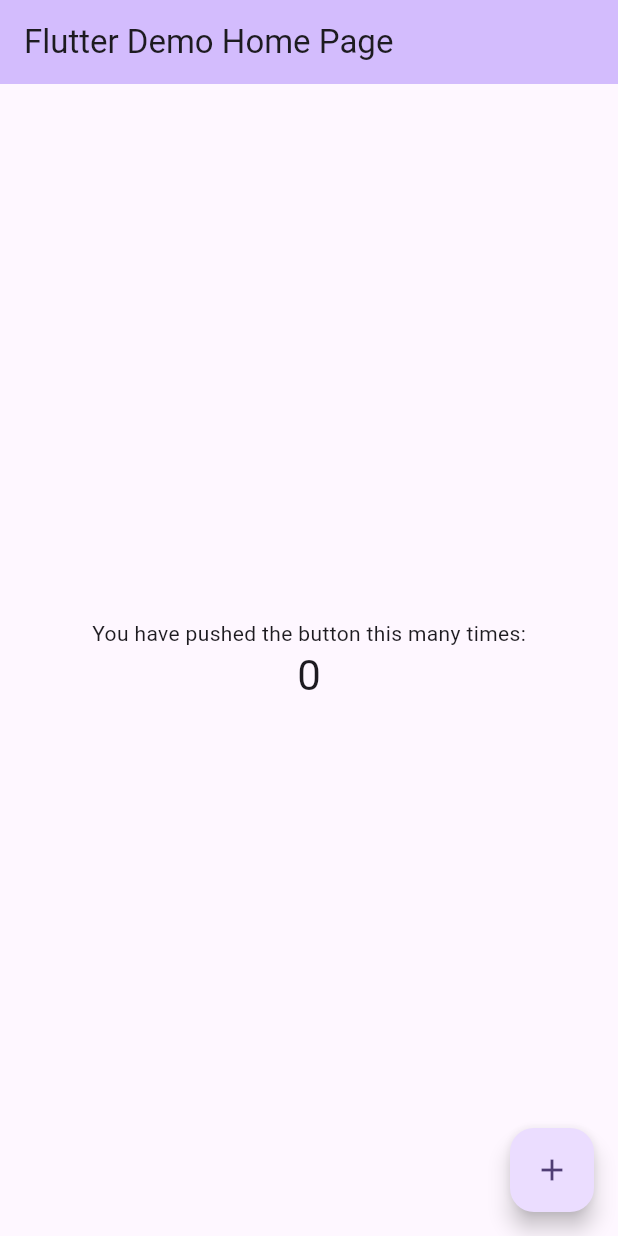
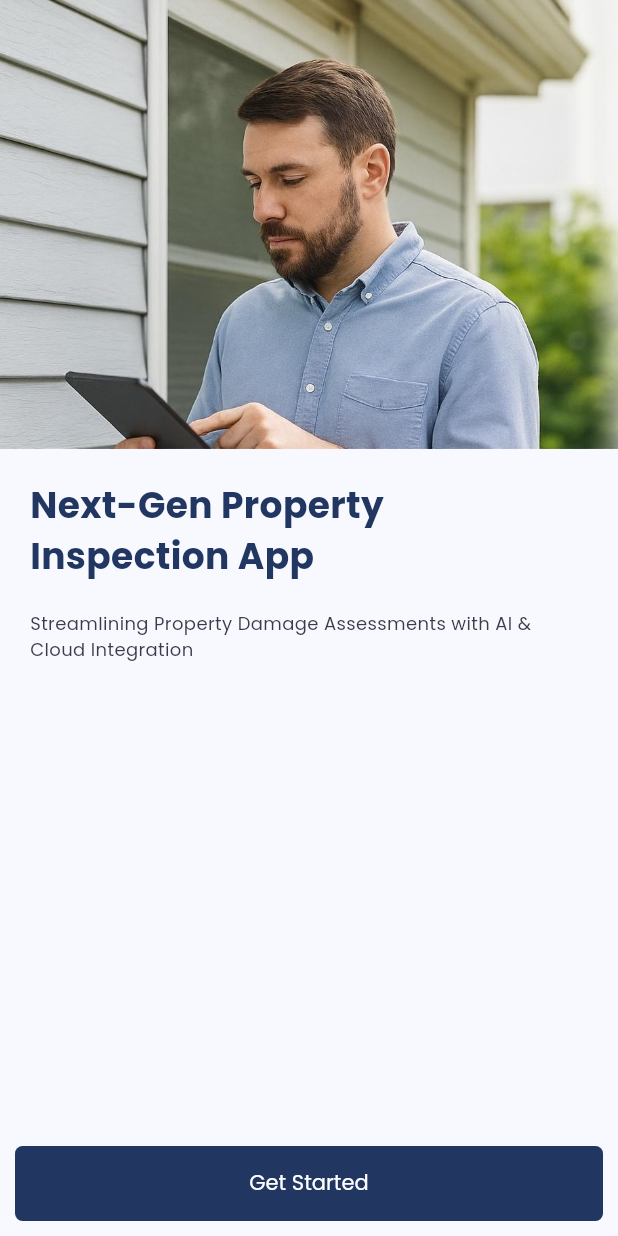
Before and after one commit to SPARSHAGGARWAL17/ai_inspection, a Flutter app: the screen it shows after launch, on a phone screen of 412 x 824 dp. Run offline on Flutter 3.47's test engine with Material 3 defaults, Android fonts, the phone set to English and light mode, and no system bars; our stand-ins replace google_fonts.

Commit message:
feat: generate view screens for landing, details, and upload image pages feat: implement navigation between screens.

```diff
--- /dev/null
+++ b/lib/colors.dart
@@ -0,0 +1,6 @@
+import 'package:flutter/material.dart';
+
+class AppColors {
+  static const Color primaryColor = Color(0xff213762);
+  static const Color secondaryColor = Color(0xff3A3C4B);
+}
--- a/lib/main.dart
+++ b/lib/main.dart
@@ -1,4 +1,8 @@
+import 'package:ai_inspection/colors.dart';
+import 'package:ai_inspection/routes.dart';
+import 'package:ai_inspection/view/landing_page.dart';
 import 'package:flutter/material.dart';
+import 'package:google_fonts/google_fonts.dart';
 
 void main() {
   runApp(const MyApp());
@@ -11,112 +15,33 @@ class MyApp extends StatelessWidget {
   @override
   Widget build(BuildContext context) {
     return MaterialApp(
-      title: 'Flutter Demo',
+      title: 'AI Inspection',
       theme: ThemeData(
-        // This is the theme of your application.
-        //
-        // TRY THIS: Try running your application with "flutter run". You'll see
-        // the application has a purple toolbar. Then, without quitting the app,
-        // try changing the seedColor in the colorScheme below to Colors.green
-        // and then invoke "hot reload" (save your changes or press the "hot
-        // reload" button in a Flutter-supported IDE, or press "r" if you used
-        // the command line to start the app).
-        //
-        // Notice that the counter didn't reset back to zero; the application
-        // state is not lost during the reload. To reset the state, use hot
-        // restart instead.
-        //
-        // This works for code too, not just values: Most code changes can be
-        // tested with just a hot reload.
-        colorScheme: ColorScheme.fromSeed(seedColor: Colors.deepPurple),
+        appBarTheme: AppBarTheme(
+          elevation: 0,
+          foregroundColor: AppColors.primaryColor,
+          titleTextStyle: GoogleFonts.poppins(
+            color: AppColors.primaryColor,
+            fontSize: 18,
+            fontWeight: FontWeight.w400,
+          ),
+        ),
+        elevatedButtonTheme: ElevatedButtonThemeData(
+          style: ElevatedButton.styleFrom(
+            foregroundColor: Colors.white,
+            textStyle: GoogleFonts.poppins(),
+            backgroundColor: AppColors.primaryColor,
+            minimumSize: const Size.fromHeight(50),
+            elevation: 0,
+            shape: RoundedRectangleBorder(
+              borderRadius: BorderRadius.circular(5),
+            ),
+          ),
+        ),
+        colorScheme: ColorScheme.fromSeed(seedColor: Colors.blue),
       ),
-      home: const MyHomePage(title: 'Flutter Demo Home Page'),
+      onGenerateRoute: RoutesGenerator.generateRoute,
+      initialRoute: LandingPage.route,
     );
   }
 }
-
-class MyHomePage extends StatefulWidget {
-  const MyHomePage({super.key, required this.title});
-
-  // This widget is the home page of your application. It is stateful, meaning
-  // that it has a State object (defined below) that contains fields that affect
-  // how it looks.
-
-  // This class is the configuration for the state. It holds the values (in this
-  // case the title) provided by the parent (in this case the App widget) and
-  // used by the build method of the State. Fields in a Widget subclass are
-  // always marked "final".
-
-  final String title;
-
-  @override
-  State<MyHomePage> createState() => _MyHomePageState();
-}
-
-class _MyHomePageState extends State<MyHomePage> {
-  int _counter = 0;
-
-  void _incrementCounter() {
-    setState(() {
-      // This call to setState tells the Flutter framework that something has
-      // changed in this State, which causes it to rerun the build method below
-      // so that the display can reflect the updated values. If we changed
-      // _counter without calling setState(), then the build method would not be
-      // called again, and so nothing would appear to happen.
-      _counter++;
-    });
-  }
-
-  @override
-  Widget build(BuildContext context) {
-    // This method is rerun every time setState is called, for instance as done
-    // by the _incrementCounter method above.
-    //
-    // The Flutter framework has been optimized to make rerunning build methods
-    // fast, so that you can just rebuild anything that needs updating rather
-    // than having to individually change instances of widgets.
-    return Scaffold(
-      appBar: AppBar(
-        // TRY THIS: Try changing the color here to a specific color (to
-        // Colors.amber, perhaps?) and trigger a hot reload to see the AppBar
-        // change color while the other colors stay the same.
-        backgroundColor: Theme.of(context).colorScheme.inversePrimary,
-        // Here we take the value from the MyHomePage object that was created by
-        // the App.build method, and use it to set our appbar title.
-        title: Text(widget.title),
-      ),
-      body: Center(
-        // Center is a layout widget. It takes a single child and positions it
-        // in the middle of the parent.
-        child: Column(
-          // Column is also a layout widget. It takes a list of children and
-          // arranges them vertically. By default, it sizes itself to fit its
-          // children horizontally, and tries to be as tall as its parent.
-          //
-          // Column has various properties to control how it sizes itself and
-          // how it positions its children. Here we use mainAxisAlignment to
-          // center the children vertically; the main axis here is the vertical
-          // axis because Columns are vertical (the cross axis would be
-          // horizontal).
-          //
-          // TRY THIS: Invoke "debug painting" (choose the "Toggle Debug Paint"
-          // action in the IDE, or press "p" in the console), to see the
-          // wireframe for each widget.
-          mainAxisAlignment: MainAxisAlignment.center,
-          children: <Widget>[
-            const Text('You have pushed the button this many times:'),
-            Text(
-              '$_counter',
-              style: Theme.of(context).textTheme.headlineMedium,
-            ),
-          ],
-        ),
-      ),
-      floatingActionButton: FloatingActionButton(
-        onPressed: _incrementCounter,
-        tooltip: 'Increment',
-        child: const Icon(Icons.add),
-      ), // This trailing comma makes auto-formatting nicer for build methods.
-    );
-  }
-}
--- /dev/null
+++ b/lib/routes.dart
@@ -0,0 +1,31 @@
+import 'package:ai_inspection/view/details_page.dart';
+import 'package:ai_inspection/view/landing_page.dart';
+import 'package:ai_inspection/view/success_page.dart';
+import 'package:ai_inspection/view/upload_image.dart';
+import 'package:flutter/material.dart';
+
+class RoutesGenerator {
+  static const String landing = LandingPage.route;
+  static const String fillDetails = DetailsPage.route;
+  static const String uploadImages = UploadImagePage.route;
+  static const String success = SuccessPage.route;
+
+  static Route<dynamic> generateRoute(RouteSettings settings) {
+    Widget page;
+    switch (settings.name) {
+      case landing:
+        page = LandingPage();
+      case fillDetails:
+        page = DetailsPage();
+      case uploadImages:
+        page = UploadImagePage();
+      case SuccessPage.route:
+        page = SuccessPage();
+      default:
+        page = Scaffold(
+          body: Center(child: Text('No route defined for ${settings.name}')),
+        );
+    }
+    return MaterialPageRoute(builder: (_) => page);
+  }
+}
--- /dev/null
+++ b/lib/view/landing_page.dart
@@ -0,0 +1,53 @@
+import 'package:ai_inspection/colors.dart';
+import 'package:ai_inspection/view/details_page.dart';
+import 'package:flutter/material.dart';
+import 'package:google_fonts/google_fonts.dart';
+
+class LandingPage extends StatelessWidget {
+  static const String route = '/';
+  const LandingPage({super.key});
+
+  @override
+  Widget build(BuildContext context) {
+    return Scaffold(
+      bottomNavigationBar: Container(
+        padding: EdgeInsets.all(10),
+        child: ElevatedButton(
+          onPressed: () {
+            Navigator.of(context).pushNamed(DetailsPage.route);
+          },
+          child: Text('Get Started'),
+        ),
+      ),
+      body: SafeArea(
+        child: Column(
+          crossAxisAlignment: CrossAxisAlignment.start,
+          children: [
+            Image.asset('assets/person.jpeg'),
+            Padding(
+              padding: const EdgeInsets.all(20.0),
+              child: Text(
+                'Next-Gen Property\nInspection App',
+                style: GoogleFonts.poppins(
+                  fontSize: 24,
+                  fontWeight: FontWeight.bold,
+                  color: AppColors.primaryColor,
+                ),
+              ),
+            ),
+            Padding(
+              padding: const EdgeInsets.all(20.0).copyWith(top: 0),
+              child: Text(
+                'Streamlining Property Damage Assessments with Al & Cloud Integration',
+                style: GoogleFonts.poppins(
+                  fontSize: 12,
+                  color: AppColors.secondaryColor,
+                ),
+              ),
+            ),
+          ],
+        ),
+      ),
+    );
+  }
+}
```
Also changed, not shown: lib/view/details_page.dart (added, +64 -0 lines), lib/view/success_page.dart (added, +38 -0 lines), lib/view/upload_image.dart (added, +47 -0 lines), pubspec.yaml (+6 -13 lines), assets/person.jpeg (added), assets/success.gif (added), pubspec.lock, 7 other files.
